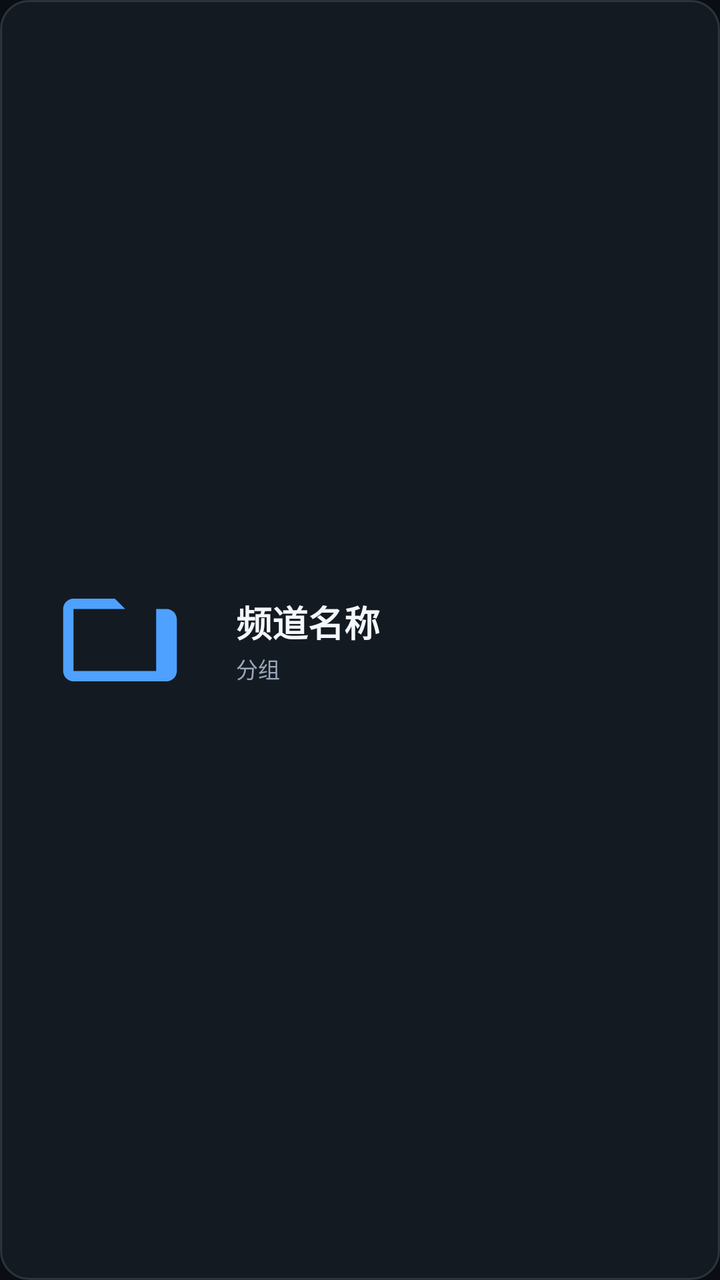
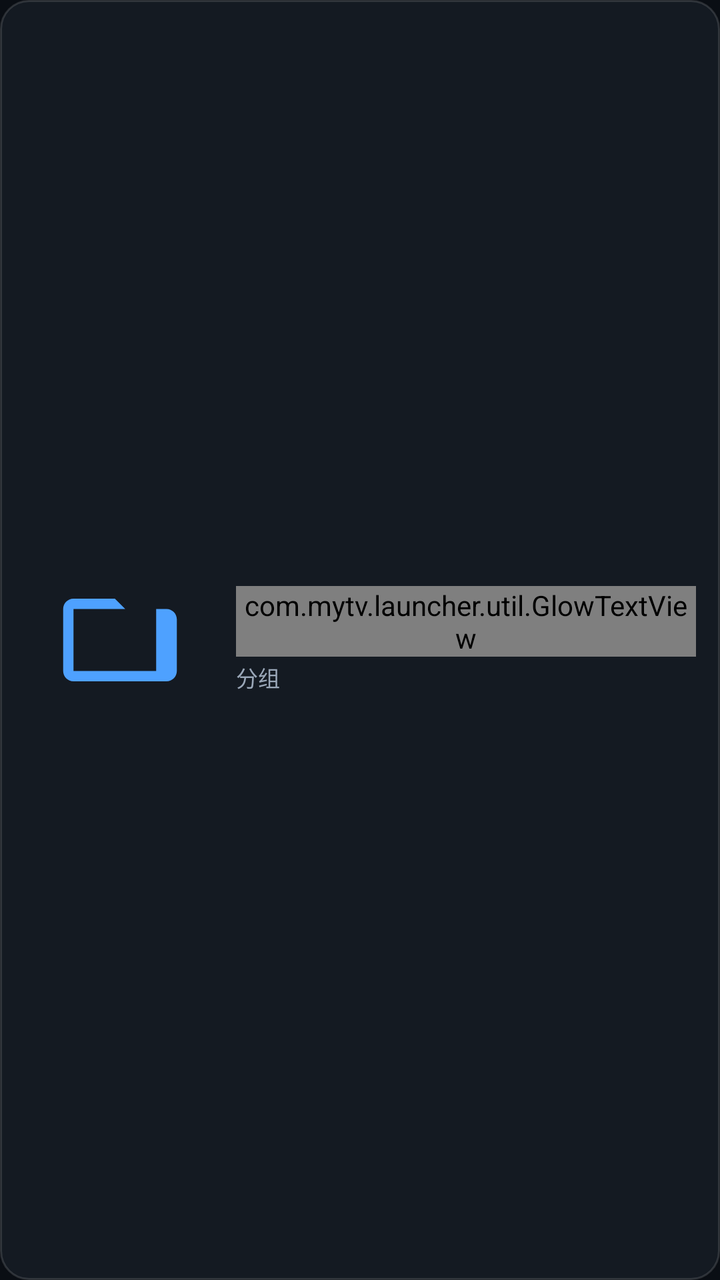

An Android layout rendered at two revisions. The XML below is the earlier revision; the diff shows what the commit changed to produce the second picture.
<!-- AndroidManifest.xml: application theme AppTheme -->
<!-- res/layout/item_live_channel.xml -->
<?xml version="1.0" encoding="utf-8"?>
<LinearLayout xmlns:android="http://schemas.android.com/apk/res/android"
    android:layout_width="match_parent"
    android:layout_height="108dp"
    android:layout_margin="6dp"
    android:background="@drawable/bg_poster"
    android:clickable="true"
    android:focusable="true"
    android:gravity="center_vertical"
    android:orientation="horizontal"
    android:paddingStart="12dp"
    android:paddingEnd="12dp">

    <ImageView
        android:id="@+id/channelLogo"
        android:layout_width="96dp"
        android:layout_height="62dp"
        android:contentDescription="频道台标"
        android:scaleType="fitCenter"
        android:src="@drawable/ic_tv"
        android:tint="@color/accent" />

    <LinearLayout
        android:layout_width="0dp"
        android:layout_height="wrap_content"
        android:layout_marginStart="10dp"
        android:layout_weight="1"
        android:orientation="vertical">

        <TextView
            android:id="@+id/channelName"
            android:layout_width="match_parent"
            android:layout_height="wrap_content"
            android:ellipsize="end"
            android:maxLines="2"
            android:text="频道名称"
            android:textColor="@color/text"
            android:textSize="18sp"
            android:textStyle="bold" />

        <TextView
            android:id="@+id/channelGroup"
            android:layout_width="match_parent"
            android:layout_height="wrap_content"
            android:layout_marginTop="2dp"
            android:ellipsize="end"
            android:maxLines="1"
            android:text="分组"
            android:textColor="@color/text_dim"
            android:textSize="11sp" />
    </LinearLayout>

    <TextView
        android:id="@+id/channelFavorite"
        android:layout_width="wrap_content"
        android:layout_height="wrap_content"
        android:layout_marginStart="6dp"
        android:text="★"
        android:textColor="#FFD75E"
        android:textSize="20sp"
        android:visibility="gone" />
</LinearLayout>
<!-- resources referenced by this layout -->
<resources>
  <color name="accent">#4EA1FF</color>
  <color name="text">#F4F7FB</color>
  <color name="text_dim">#9AA7B8</color>
  <!-- drawable bg_poster (drawable) -->
  <?xml version="1.0" encoding="utf-8"?>
  <selector xmlns:android="http://schemas.android.com/apk/res/android">
      <item android:state_focused="true">
          <shape android:shape="rectangle">
              <corners android:radius="14dp" />
              <solid android:color="#FF1B2431" />
              <stroke android:width="3dp" android:color="#FFFFFFFF" />
          </shape>
      </item>
      <item android:state_selected="true">
          <shape android:shape="rectangle">
              <corners android:radius="14dp" />
              <solid android:color="#334EA1FF" />
              <stroke android:width="2dp" android:color="#FF4EA1FF" />
          </shape>
      </item>
      <item>
          <shape android:shape="rectangle">
              <corners android:radius="14dp" />
              <solid android:color="#FF141A22" />
              <stroke android:width="1dp" android:color="#22FFFFFF" />
          </shape>
      </item>
  </selector>
  <!-- drawable ic_tv (drawable) -->
  <?xml version="1.0" encoding="utf-8"?>
  <vector xmlns:android="http://schemas.android.com/apk/res/android" android:width="24dp" android:height="24dp" android:viewportWidth="24" android:viewportHeight="24">
      <path android:fillColor="#FFFFFFFF" android:pathData="M21,6h-7.99l-2,-2H3c-1.1,0 -2,0.9 -2,2v12c0,1.1 0.9,2 2,2h18c1.1,0 2,-0.9 2,-2V8c0,-1.1 -0.9,-2 -2,-2zM21,18H3V6h16v12z" />
  </vector>
  <style name="AppTheme" parent="@android:style/Theme.Material.NoActionBar">
          <item name="android:windowBackground">@color/bg</item>
          <item name="android:colorAccent">@color/accent</item>
          <item name="android:windowFullscreen">true</item>
          <item name="android:windowContentTransitions">true</item>
          <item name="android:fontFamily">sans-serif</item>
          <item name="android:navigationBarColor">@color/bg</item>
          <item name="android:statusBarColor">@color/bg</item>
      </style>
  <color name="bg">#0A0E14</color>
</resources>

<!-- the commit's change to res/layout/item_live_channel.xml (unified diff, before → after) -->
@@ -27,7 +27,7 @@
         android:layout_weight="1"
         android:orientation="vertical">
 
-        <TextView
+        <com.mytv.launcher.util.GlowTextView
             android:id="@+id/channelName"
             android:layout_width="match_parent"
             android:layout_height="wrap_content"
